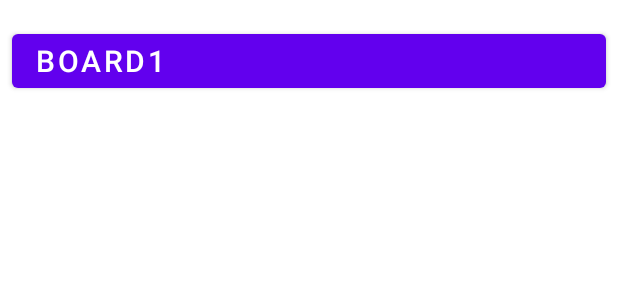
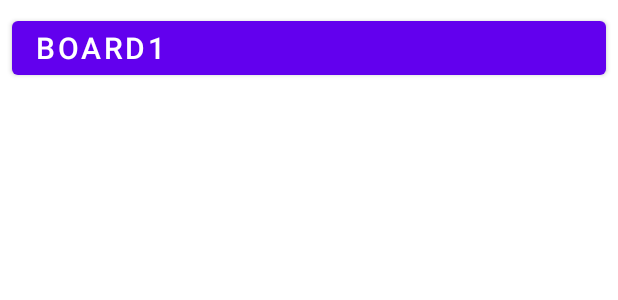
Before and after one commit to ktvn100/NMCNPM-CNTN18-Group09-Trello, an Android app: the layout fragment_board.xml on its own in the app's theme, with its tools: preview values and no code run, on a phone screen of 412 x 824 dp. Shown: the top 300 px of the screen. Run offline under Robolectric (Android 15) with nearby library versions, the phone set to English and light mode, and no system bars; Roboto replaces fonts that are not available here.

Commit message:
final ok

```diff
--- a/app/src/main/java/com/hcmus/trello/Login.java
+++ b/app/src/main/java/com/hcmus/trello/Login.java
@@ -89,4 +89,10 @@ public class Login extends AppCompatActivity {
         });
 
     }
+
+    @Override
+    public void onBackPressed() {
+
+        super.onBackPressed();
+    }
 }
--- a/app/src/main/java/com/hcmus/trello/ui/board/BoardFragment.java
+++ b/app/src/main/java/com/hcmus/trello/ui/board/BoardFragment.java
@@ -33,19 +33,18 @@ public class BoardFragment extends Fragment {
         boardViewModel = new ViewModelProvider(this).get(BoardViewModel.class);
 
         View root = inflater.inflate(R.layout.fragment_board, container, false);
-        final TextView textView = root.findViewById(R.id.text_board);
         final Button button = root.findViewById(R.id.bth_board);
         button.setOnClickListener(new View.OnClickListener() {
             @Override
             public void onClick(View view) {
                 startActivity(new Intent(getActivity(), BoardActivity.class));
-                getActivity().finish();
+                //getActivity().finish();
             }
         });
         boardViewModel.getText().observe(getViewLifecycleOwner(), new Observer<String>() {
             @Override
             public void onChanged(@Nullable String s) {
-                textView.setText(s);
+
             }
         });
         return root;
--- a/app/src/main/res/drawable/side_nav_bar.xml
+++ b/app/src/main/res/drawable/side_nav_bar.xml
@@ -2,8 +2,8 @@
     android:shape="rectangle">
     <gradient
         android:angle="135"
-        android:centerColor="#009688"
-        android:endColor="#00695C"
-        android:startColor="#4DB6AC"
+        android:centerColor="#0A5B70"
+        android:endColor="#6dd5ed"
+        android:startColor="#2193b0"
         android:type="linear" />
 </shape>
--- a/app/src/main/res/layout/fragment_board.xml
+++ b/app/src/main/res/layout/fragment_board.xml
@@ -1,24 +1,11 @@
 <?xml version="1.0" encoding="utf-8"?>
-<androidx.constraintlayout.widget.ConstraintLayout
+<LinearLayout
     xmlns:android="http://schemas.android.com/apk/res/android" xmlns:app="http://schemas.android.com/apk/res-auto"
     xmlns:tools="http://schemas.android.com/tools"
     android:layout_width="match_parent"
     android:layout_height="match_parent"
-    tools:context=".ui.board.BoardFragment">
-
-    <TextView
-        android:id="@+id/text_board"
-        android:layout_width="match_parent"
-        android:layout_height="wrap_content"
-        android:layout_marginStart="8dp"
-        android:layout_marginTop="8dp"
-        android:layout_marginEnd="8dp"
-        android:textAlignment="center"
-        android:textSize="20sp"
-        app:layout_constraintBottom_toBottomOf="parent"
-        app:layout_constraintEnd_toEndOf="parent"
-        app:layout_constraintStart_toStartOf="parent"
-        app:layout_constraintTop_toTopOf="parent" />
+    tools:context=".ui.board.BoardFragment"
+    android:id="@+id/home_layout">
 
     <Button
         android:id="@+id/bth_board"
@@ -38,4 +25,5 @@
         android:text="Board1"
         />
 
-</androidx.constraintlayout.widget.ConstraintLayout>
+
+</LinearLayout>
--- a/app/src/main/res/navigation/mobile_navigation.xml
+++ b/app/src/main/res/navigation/mobile_navigation.xml
@@ -10,4 +10,7 @@
         android:name="com.hcmus.trello.ui.board.BoardFragment"
         android:label="@string/menu_board"
         tools:layout="@layout/fragment_board" />
+
+
+
 </navigation>
--- a/app/src/main/res/values/strings.xml
+++ b/app/src/main/res/values/strings.xml
@@ -9,5 +9,6 @@
     <string name="action_search">Search</string>
     <string name="action_notifications">Notifications</string>
 
-    <string name="menu_board">Boards</string>
+    <string name="menu_board">Home</string>
+    <string name="logout">Logout</string>
 </resources>
```
Also changed, not shown: app/src/main/AndroidManifest.xml (+6 -5 lines), app/src/main/java/com/hcmus/trello/BoardActivity.java (+6 -1 lines), app/src/main/java/com/hcmus/trello/MainActivity.java (+24 -3 lines), app/src/main/java/com/hcmus/trello/MyBoardAdapter.java (added, +91 -0 lines), app/src/main/res/layout/item_board.xml (added, +49 -0 lines), app/src/main/res/menu/activity_main_drawer.xml (+8 -0 lines).
